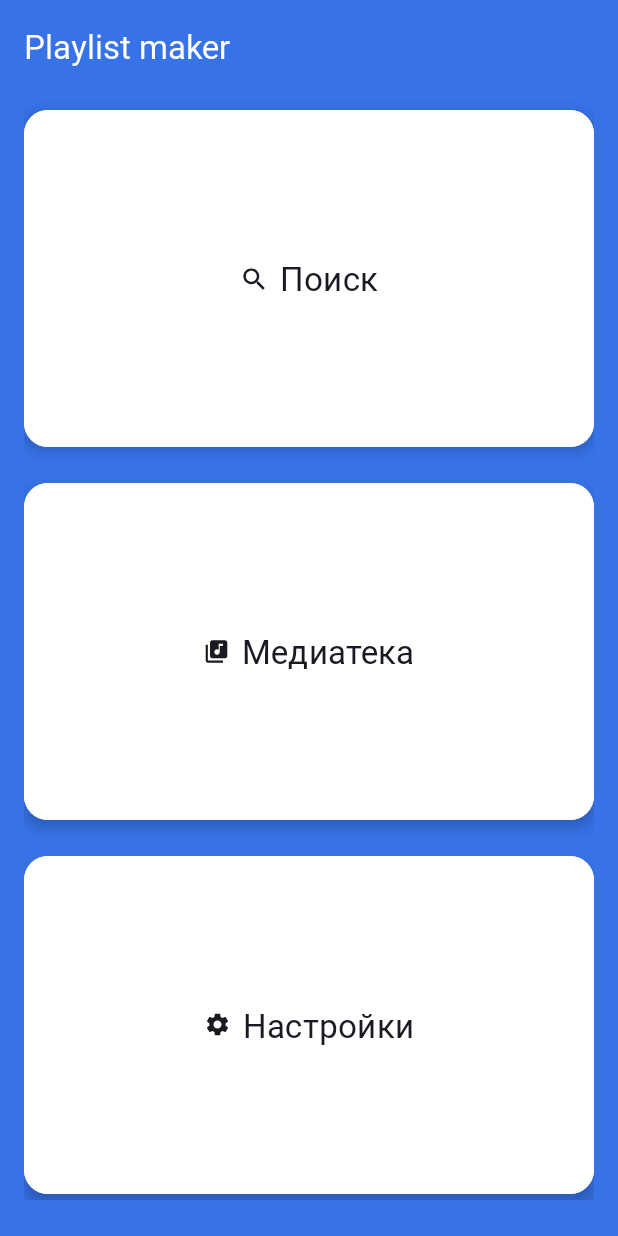
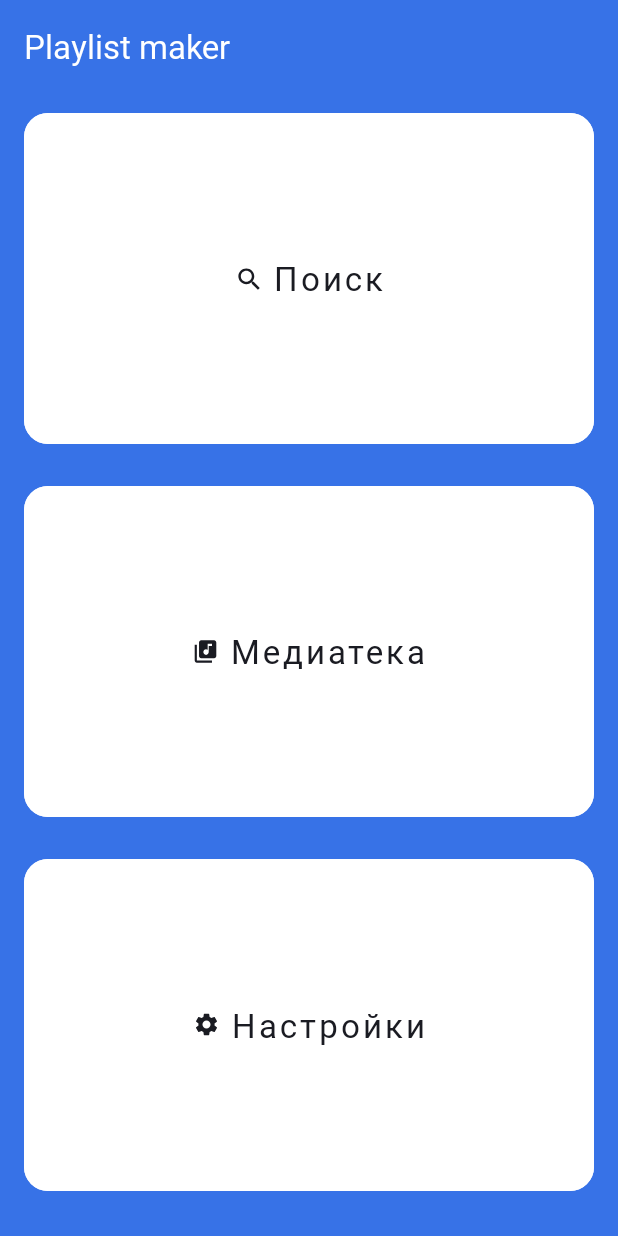
Before and after one commit to lesOlesya/PlaylistMaker, an Android app: the screen it shows after launch (MainActivity), on a phone screen of 412 x 824 dp. Run offline under Robolectric (Android 15) with nearby library versions, the phone set to English and light mode, and no system bars.

Commit message:
9_sprint

```diff
--- a/app/src/main/res/values/styles.xml
+++ b/app/src/main/res/values/styles.xml
@@ -20,7 +20,7 @@
         <item name="android:textFontWeight">400</item>
     </style>
 
-    <style name="ButtonStyle">
+    <style name="ButtonStyle" parent="Widget.MaterialComponents.Button.UnelevatedButton">
         <item name="android:layout_width">match_parent</item>
         <item name="android:layout_height">@dimen/zero</item>
         <item name="android:layout_weight">1</item>
@@ -36,9 +36,7 @@
         <item name="iconGravity">textStart</item>
         <item name="iconPadding">@dimen/indent_from_the_icon</item>
         <item name="iconTint">@color/black1</item>
-        <item name="android:elevation">4dp</item>
         <item name="android:stateListAnimator">@null</item>
-        <item name="android:translationZ">2dp</item>
     </style>
 
     <style name="ArrowInHeader">
```
Also changed, not shown: app/src/main/java/com/example/playlistmaker/SearchActivity.kt (+21 -2 lines), app/src/main/res/layout/activity_search.xml (+8 -2 lines).
